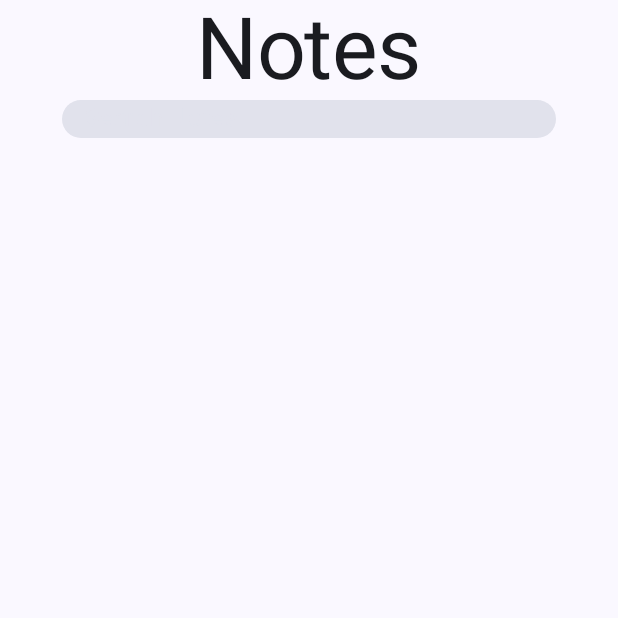
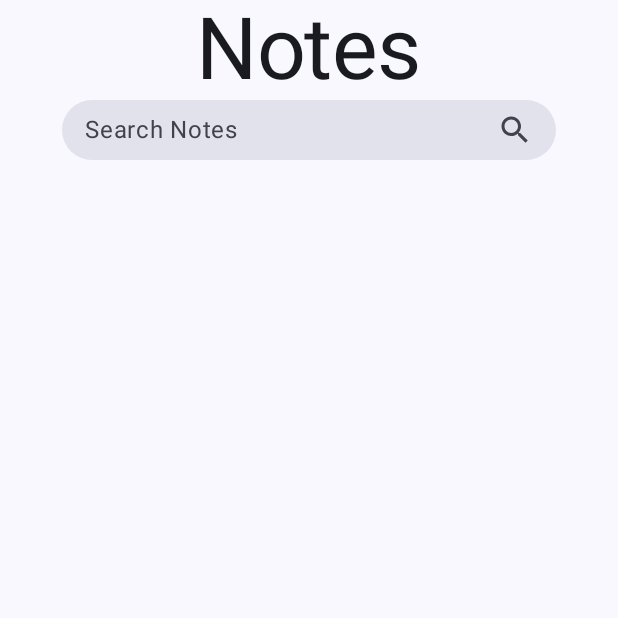
Before and after one commit to dev5h/remark, an Android app built with Jetpack Compose: the screen it shows after launch (MainActivity), on a phone screen of 412 x 824 dp, the top half of it. Run offline under Robolectric (Android 15) with nearby library versions, the light colour scheme and no system bars.

Commit message:
Updated app/src/main/java/com/shazin/remark/Views/Home.kt;

```diff
--- a/app/src/main/java/com/shazin/remark/Views/Home.kt
+++ b/app/src/main/java/com/shazin/remark/Views/Home.kt
@@ -58,8 +58,9 @@ fun SearchBox(){
         .clip(RoundedCornerShape(25.dp))
         .fillMaxWidth(0.8f)
         .defaultMinSize(100.dp)
-        .height(25.dp)
-        .background(MaterialTheme.colorScheme.surfaceVariant)
+        .height(40.dp)
+        .background(MaterialTheme.colorScheme.surfaceVariant),
+        contentAlignment = Alignment.CenterStart
     ){
         Row(
             modifier = Modifier
@@ -68,8 +69,8 @@ fun SearchBox(){
             verticalAlignment = Alignment.CenterVertically,
             horizontalArrangement = Arrangement.SpaceBetween
         ) {
-            Text(text = "Search Notes", color = MaterialTheme.colorScheme.surfaceVariant)
-            Icon(imageVector = Icons.Default.Search, contentDescription = "Search Icon", tint = MaterialTheme.colorScheme.surfaceVariant)
+            Text(text = "Search Notes", color = MaterialTheme.colorScheme.onSurfaceVariant)
+            Icon(imageVector = Icons.Default.Search, contentDescription = "Search Icon", tint = MaterialTheme.colorScheme.onSurfaceVariant)
         }
     }
 
```
